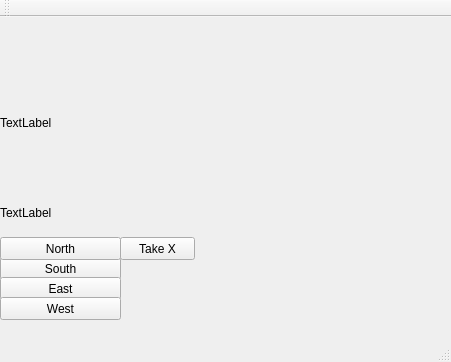
The window that mainwindow.ui (kevm123/MoynoonanQT) describes before a commit, drawn with Qt 5.
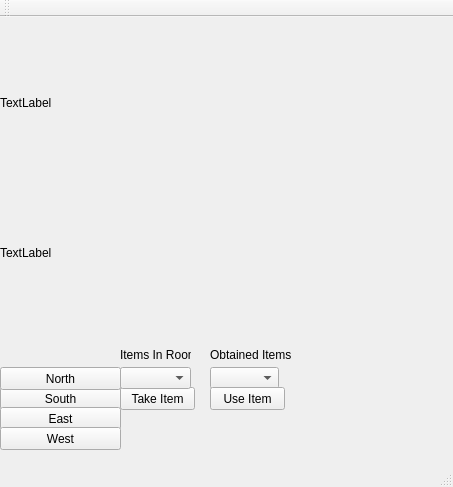
The same window after the commit.

Commit message: Obtain Items with dropdowns

Diff of the .ui file:
```diff
--- a/mainwindow.ui
+++ b/mainwindow.ui
@@ -6,8 +6,8 @@
    <rect>
     <x>0</x>
     <y>0</y>
-    <width>451</width>
-    <height>362</height>
+    <width>453</width>
+    <height>487</height>
    </rect>
   </property>
   <property name="windowTitle">
@@ -18,7 +18,7 @@
     <property name="geometry">
      <rect>
       <x>0</x>
-      <y>240</y>
+      <y>370</y>
       <width>121</width>
       <height>23</height>
      </rect>
@@ -31,7 +31,7 @@
     <property name="geometry">
      <rect>
       <x>0</x>
-      <y>260</y>
+      <y>390</y>
       <width>121</width>
       <height>23</height>
      </rect>
@@ -44,7 +44,7 @@
     <property name="geometry">
      <rect>
       <x>0</x>
-      <y>280</y>
+      <y>410</y>
       <width>121</width>
       <height>23</height>
      </rect>
@@ -60,7 +60,7 @@
     <property name="geometry">
      <rect>
       <x>0</x>
-      <y>220</y>
+      <y>350</y>
       <width>121</width>
       <height>23</height>
      </rect>
@@ -73,7 +73,7 @@
     <property name="geometry">
      <rect>
       <x>0</x>
-      <y>40</y>
+      <y>20</y>
       <width>451</width>
       <height>131</height>
      </rect>
@@ -86,7 +86,7 @@
     <property name="geometry">
      <rect>
       <x>0</x>
-      <y>170</y>
+      <y>210</y>
       <width>451</width>
       <height>51</height>
      </rect>
@@ -99,13 +99,72 @@
     <property name="geometry">
      <rect>
       <x>120</x>
-      <y>220</y>
+      <y>370</y>
       <width>75</width>
       <height>23</height>
      </rect>
     </property>
     <property name="text">
-     <string>Take X</string>
+     <string>Take Item</string>
+    </property>
+   </widget>
+   <widget class="QComboBox" name="ItemDropdown">
+    <property name="geometry">
+     <rect>
+      <x>120</x>
+      <y>350</y>
+      <width>71</width>
+      <height>22</height>
+     </rect>
+    </property>
+   </widget>
+   <widget class="QComboBox" name="ObtainedItems">
+    <property name="geometry">
+     <rect>
+      <x>210</x>
+      <y>350</y>
+      <width>69</width>
+      <height>22</height>
+     </rect>
+    </property>
+   </widget>
+   <widget class="QPushButton" name="UseButton">
+    <property name="geometry">
+     <rect>
+      <x>210</x>
+      <y>370</y>
+      <width>75</width>
+      <height>23</height>
+     </rect>
+    </property>
+    <property name="text">
+     <string>Use Item</string>
+    </property>
+   </widget>
+   <widget class="QLabel" name="ItemsInRoom_Label">
+    <property name="geometry">
+     <rect>
+      <x>120</x>
+      <y>330</y>
+      <width>71</width>
+      <height>16</height>
+     </rect>
+    </property>
+    <property name="text">
+     <string>Items In Room</string>
+    </property>
+   </widget>
+   <widget class="QLabel" name="ObtainedItems_Label">
+    <property name="geometry">
+     <rect>
+      <x>210</x>
+      <y>330</y>
+      <width>81</width>
+      <height>16</height>
+     </rect>
+    </property>
+    <property name="text">
+     <string>Obtained Items</string>
     </property>
    </widget>
   </widget>
```
Left out of the diff: 2 changed lines with no effect on the pictures. The commit also changes 6 other files.
